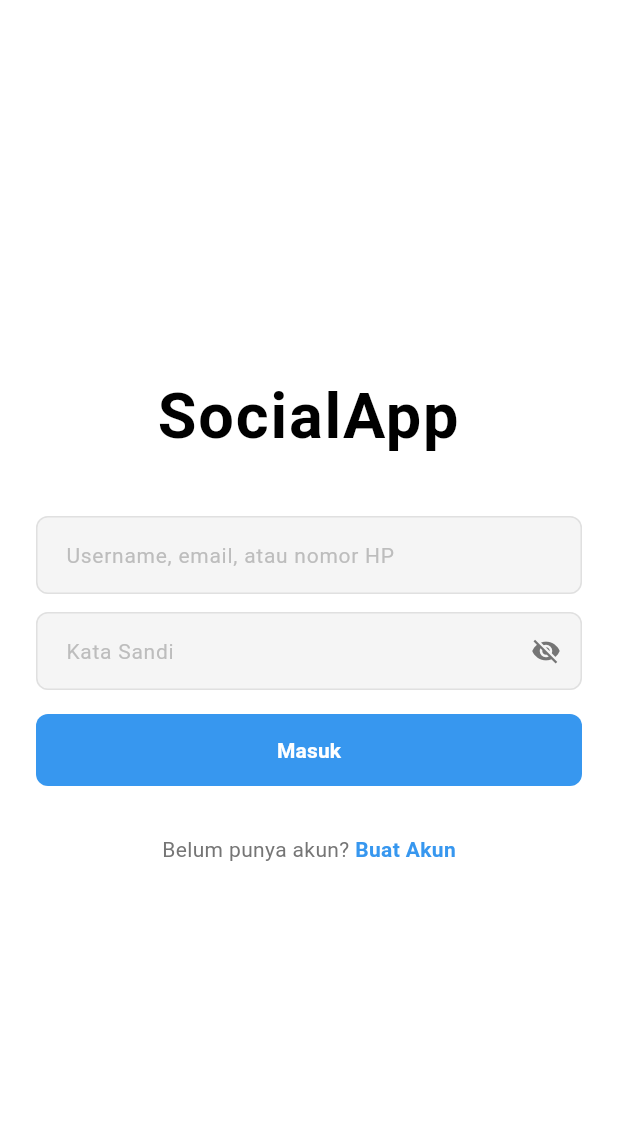
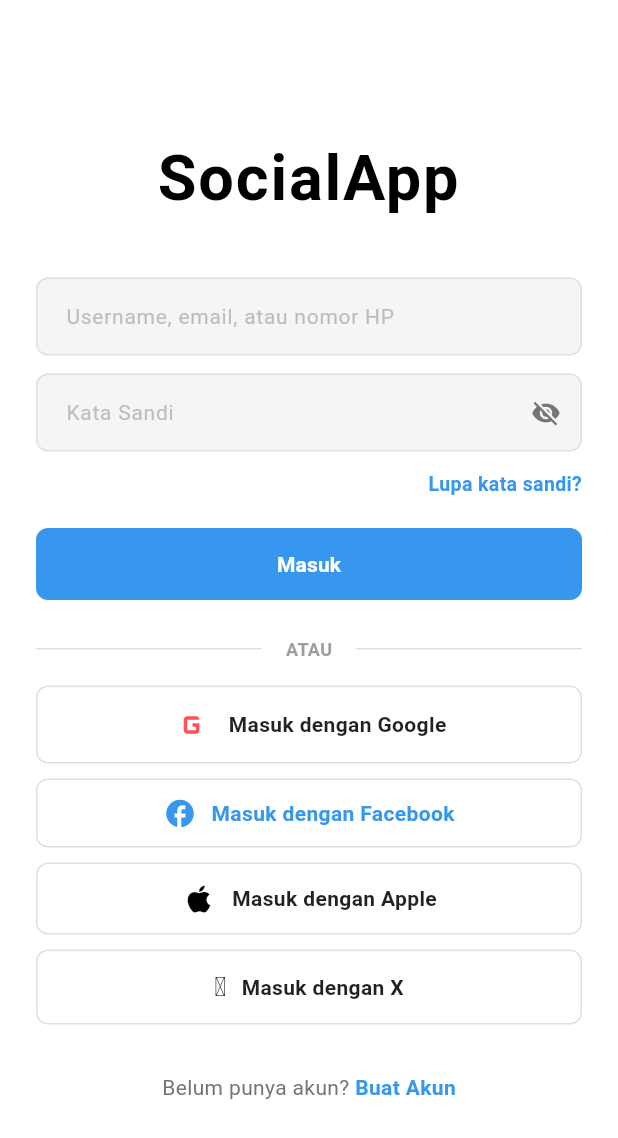
Before and after one commit to Pell227/Flutter-UAS, a Flutter app: the screen it shows after launch, on a phone screen of 412 x 824 dp. Shown: the top 1138 px of the screen. Run offline on Flutter 3.47's test engine with Material 3 defaults, Android fonts, the phone set to English and light mode, and no system bars; Roboto replaces fonts that are missing (Billabong).

Commit message:
Add forgot password, social login, and update login screen

```diff
--- a/lib/login_screen.dart
+++ b/lib/login_screen.dart
@@ -1,5 +1,8 @@
 import 'package:flutter/material.dart';
 import 'register_screen.dart';
+import 'forgot_password.dart';
+import 'social_login.dart';
+
 
 class LoginScreen extends StatefulWidget {
   const LoginScreen({super.key});
@@ -34,6 +37,12 @@ class _LoginScreenState extends State<LoginScreen> {
         }
       });
     }
+  }
+
+  void _handleSocialLogin(String provider) {
+    ScaffoldMessenger.of(context).showSnackBar(
+      SnackBar(content: Text('Melanjutkan login dengan $provider...')),
+    );
   }
 
   @override
@@ -138,12 +147,36 @@ class _LoginScreenState extends State<LoginScreen> {
                       return null;
                     },
                   ),
-                  const SizedBox(height: 16),
+                  const SizedBox(height: 12),
+
+                  // Tombol navigasi ke ForgotPassword
+                  Align(
+                    alignment: Alignment.centerRight,
+                    child: GestureDetector(
+                      onTap: () {
+                        Navigator.push(
+                          context,
+                          MaterialPageRoute(
+                            builder: (context) => const ForgotPassword(),
+                          ),
+                        );
+                      },
+                      child: const Text(
+                        'Lupa kata sandi?',
+                        style: TextStyle(
+                          color: Color(0xFF3797EF),
+                          fontWeight: FontWeight.w600,
+                          fontSize: 13,
+                        ),
+                      ),
+                    ),
+                  ),
+                  const SizedBox(height: 20),
 
                   ElevatedButton(
                     onPressed: _isLoading ? null : _handleLogin,
                     style: ElevatedButton.styleFrom(
-                      backgroundColor: const Color(0xFF3797EF), // Instagram Primary Blue
+                      backgroundColor: const Color(0xFF3797EF),
                       elevation: 0,
                       padding: const EdgeInsets.symmetric(vertical: 14),
                       shape: RoundedRectangleBorder(
@@ -167,6 +200,15 @@ class _LoginScreenState extends State<LoginScreen> {
                               fontSize: 14,
                             ),
                           ),
+                  ),
+
+                  const SizedBox(height: 24),
+
+                  SocialLogin(
+                    onGooglePressed: () => _handleSocialLogin('Google'),
+                    onFacebookPressed: () => _handleSocialLogin('Facebook'),
+                    onApplePressed: () => _handleSocialLogin('Apple'),
+                    onXPressed: () => _handleSocialLogin('X'),
                   ),
 
                   const SizedBox(height: 32),
--- /dev/null
+++ b/lib/social_login.dart
@@ -0,0 +1,128 @@
+import 'package:flutter/material.dart';
+
+class SocialLogin extends StatelessWidget {
+  final VoidCallback onGooglePressed;
+  final VoidCallback onFacebookPressed;
+  final VoidCallback onApplePressed;
+  final VoidCallback onXPressed;
+
+  const SocialLogin({
+    super.key,
+    required this.onGooglePressed,
+    required this.onFacebookPressed,
+    required this.onApplePressed,
+    required this.onXPressed,
+  });
+
+  Widget _buildSocialButton({
+    required VoidCallback onTap,
+    required Widget icon,
+    required String label,
+    Color textColor = Colors.black87,
+  }) {
+    return Material(
+      color: Colors.white,
+      borderRadius: BorderRadius.circular(8),
+      child: InkWell(
+        onTap: onTap,
+        borderRadius: BorderRadius.circular(8),
+        child: Container(
+          padding: const EdgeInsets.symmetric(vertical: 11),
+          decoration: BoxDecoration(
+            border: Border.all(color: Colors.grey.shade300),
+            borderRadius: BorderRadius.circular(8),
+          ),
+          child: Row(
+            mainAxisAlignment: MainAxisAlignment.center,
+            children: [
+              icon,
+              const SizedBox(width: 10),
+              Text(
+                label,
+                style: TextStyle(
+                  color: textColor,
+                  fontWeight: FontWeight.bold,
+                  fontSize: 14,
+                ),
+              ),
+            ],
+          ),
+        ),
+      ),
+    );
+  }
+
+  @override
+  Widget build(BuildContext context) {
+    return Column(
+      crossAxisAlignment: CrossAxisAlignment.stretch,
+      children: [
+        Row(
+          children: [
+            Expanded(child: Divider(color: Colors.grey.shade300)),
+            Padding(
+              padding: const EdgeInsets.symmetric(horizontal: 16),
+              child: Text(
+                'ATAU',
+                style: TextStyle(
+                  color: Colors.grey.shade500,
+                  fontSize: 12,
+                  fontWeight: FontWeight.w600,
+                ),
+              ),
+            ),
+            Expanded(child: Divider(color: Colors.grey.shade300)),
+          ],
+        ),
+        const SizedBox(height: 16),
+
+        _buildSocialButton(
+          onTap: onGooglePressed,
+          icon: const Icon(
+            Icons.g_mobiledata,
+            color: Colors.redAccent,
+            size: 28,
+          ),
+          label: 'Masuk dengan Google',
+        ),
+        const SizedBox(height: 10),
+
+        _buildSocialButton(
+          onTap: onFacebookPressed,
+          icon: const Icon(
+            Icons.facebook,
+            color: Color(0xFF3797EF),
+            size: 22,
+          ),
+          label: 'Masuk dengan Facebook',
+          textColor: const Color(0xFF3797EF),
+        ),
+        const SizedBox(height: 10),
+
+        _buildSocialButton(
+          onTap: onApplePressed,
+          icon: const Icon(
+            Icons.apple,
+            color: Colors.black,
+            size: 24,
+          ),
+          label: 'Masuk dengan Apple',
+        ),
+        const SizedBox(height: 10),
+
+        _buildSocialButton(
+          onTap: onXPressed,
+          icon: const Text(
+            '𝕏',
+            style: TextStyle(
+              fontSize: 18,
+              fontWeight: FontWeight.bold,
+              color: Colors.black,
+            ),
+          ),
+          label: 'Masuk dengan X',
+        ),
+      ],
+    );
+  }
+}
```
Also changed, not shown: lib/forgot_password.dart (added, +176 -0 lines).
